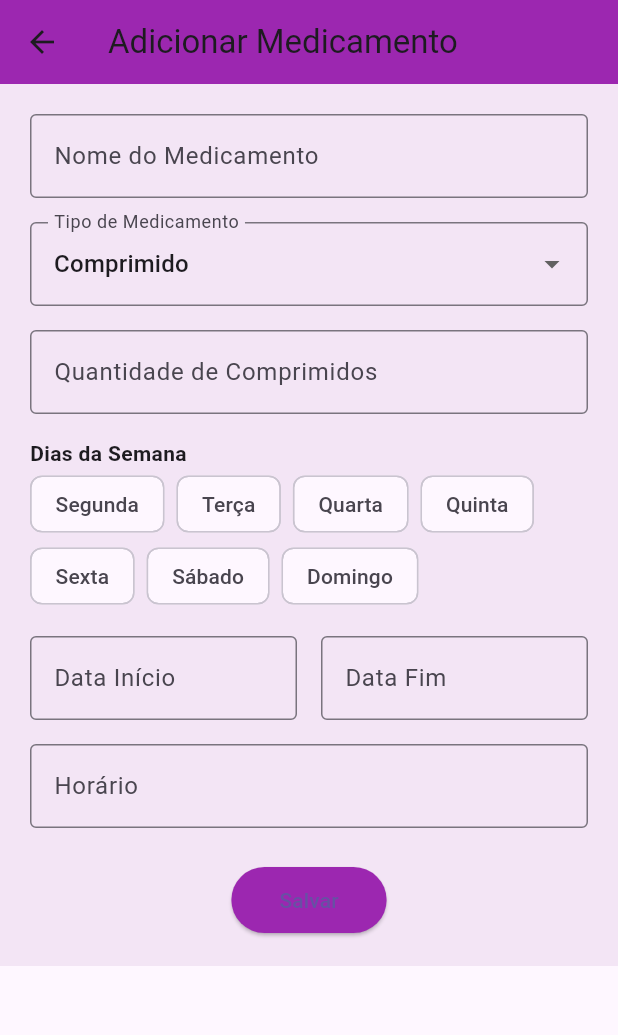
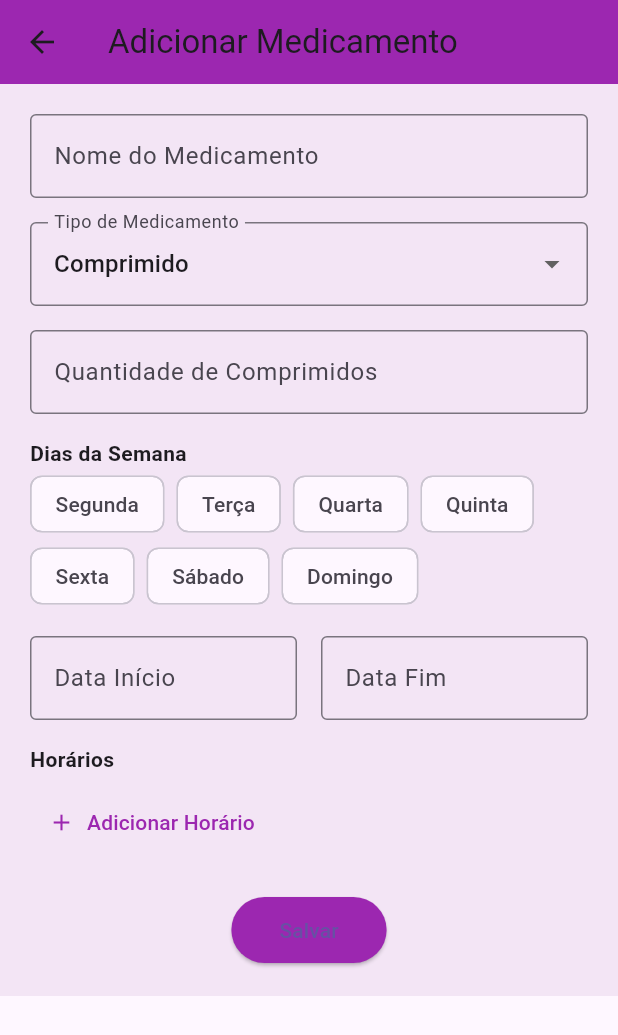
Before and after one commit to joae1234/TCC-MedicineBox, a Flutter app: the screen it shows after launch, after a tap on the "add" icon, on a phone screen of 412 x 824 dp. Shown: the top 1035 px of the screen. Run offline on Flutter 3.47's test engine with Material 3 defaults, Android fonts, the phone set to English and light mode, and no system bars.

Commit message:
feat: adição de horários

```diff
--- a/TCC-MedicineBox-testing/lib/screens/medication_form_page.dart
+++ b/TCC-MedicineBox-testing/lib/screens/medication_form_page.dart
@@ -22,7 +22,7 @@ class _MedicationFormPageState extends State<MedicationFormPage> {
   late List<String> _selectedDaysOfWeek; // Lista de dias selecionados
   DateTime? _startDate; // Data de início
   DateTime? _endDate; // Data de fim
-  TimeOfDay? _selectedTime; // Horário selecionado
+  late List<TimeOfDay> _selectedTimes; // Lista de horários
 
   @override
   void initState() {
@@ -40,12 +40,17 @@ class _MedicationFormPageState extends State<MedicationFormPage> {
     _selectedDaysOfWeek = widget.medication?['daysOfWeek']?.split(', ') ?? [];
     _startDate = widget.medication?['startDate'];
     _endDate = widget.medication?['endDate'];
-    _selectedTime = widget.medication?['time'] != null
-        ? TimeOfDay(
-            hour: int.parse(widget.medication!['time'].split(':')[0]),
-            minute: int.parse(widget.medication!['time'].split(':')[1]),
-          )
-        : null;
+    _selectedTimes = widget.medication?['times'] != null
+        ? (widget.medication!['times'] as List<dynamic>)
+            .map((time) {
+              final parts = time.split(':');
+              return TimeOfDay(
+                hour: int.parse(parts[0]),
+                minute: int.parse(parts[1]),
+              );
+            })
+            .toList()
+        : [];
   }
 
   @override
@@ -231,29 +236,41 @@ class _MedicationFormPageState extends State<MedicationFormPage> {
                 ),
                 const SizedBox(height: 16),
 
-                // Seleção de horário
-                TextFormField(
-                  readOnly: true,
-                  decoration: InputDecoration(
-                    labelText: 'Horário',
-                    border: OutlineInputBorder(),
-                  ),
-                  controller: TextEditingController(
-                    text: _selectedTime != null
-                        ? _selectedTime!.format(context)
-                        : '',
-                  ),
-                  onTap: () async {
+                // Seleção de horários
+                Text('Horários', style: TextStyle(fontWeight: FontWeight.bold)),
+                const SizedBox(height: 8),
+                Column(
+                  children: _selectedTimes
+                      .map((time) => ListTile(
+                            title: Text(time.format(context)),
+                            trailing: IconButton(
+                              icon: Icon(Icons.delete, color: Colors.red),
+                              onPressed: () {
+                                setState(() {
+                                  _selectedTimes.remove(time);
+                                });
+                              },
+                            ),
+                          ))
+                      .toList(),
+                ),
+                TextButton.icon(
+                  onPressed: () async {
                     final time = await showTimePicker(
                       context: context,
-                      initialTime: _selectedTime ?? TimeOfDay.now(),
+                      initialTime: TimeOfDay.now(),
                     );
                     if (time != null) {
                       setState(() {
-                        _selectedTime = time;
+                        _selectedTimes.add(time);
                       });
                     }
                   },
+                  icon: Icon(Icons.add, color: Colors.purple),
+                  label: Text(
+                    'Adicionar Horário',
+                    style: TextStyle(color: Colors.purple),
+                  ),
                 ),
                 const SizedBox(height: 24),
 
@@ -271,9 +288,9 @@ class _MedicationFormPageState extends State<MedicationFormPage> {
                           'daysOfWeek': _selectedDaysOfWeek.join(', '),
                           'startDate': _startDate,
                           'endDate': _endDate,
-                          'time': _selectedTime != null
-                              ? '${_selectedTime!.hour}:${_selectedTime!.minute}'
-                              : null,
+                          'times': _selectedTimes
+                              .map((time) => '${time.hour}:${time.minute}')
+                              .toList(),
                         };
                         Navigator.of(context).pop(medicationData);
                       }
--- a/TCC-MedicineBox-testing/lib/screens/medication_list_page.dart
+++ b/TCC-MedicineBox-testing/lib/screens/medication_list_page.dart
@@ -1,5 +1,6 @@
 import 'package:flutter/material.dart';
 import 'medication_form_page.dart';
+import 'package:intl/intl.dart'; // Para formatação de datas e horários
 
 class MedicationListPage extends StatefulWidget {
   @override
@@ -41,29 +42,70 @@ class _MedicationListPageState extends State<MedicationListPage> {
     return Scaffold(
       appBar: AppBar(
         title: Text('Lista de Medicamentos'),
+        backgroundColor: Colors.purple,
       ),
-      body: ListView.builder(
+      body: _medications.isEmpty
+          ? Center(
+              child: Text(
+                'Nenhum medicamento adicionado.',
+                style: TextStyle(color: Colors.grey, fontSize: 16),
+              ),
+            )
+      : ListView.builder(
         itemCount: _medications.length,
         itemBuilder: (context, index) {
           final medication = _medications[index];
-          return ListTile(
-            title: Text(medication['name']),
-            subtitle: Text(
+          return Card(
+                  margin: const EdgeInsets.all(8.0),
+                  elevation: 4,
+                  child: ListTile(
+                    contentPadding: const EdgeInsets.all(16.0),
+                    title: Text(
+                      medication['name'],
+                      style: const TextStyle(
+                        fontWeight: FontWeight.bold,
+                        fontSize: 18,
+                      ),
+                    ),
+                    subtitle: Column(
+                      crossAxisAlignment: CrossAxisAlignment.start,
+                      children: [
+                        Text(
                           medication['type'] == 'pill'
                               ? 'Comprimidos: ${medication['quantity']}'
                               : 'Dosagem: ${medication['dosage']} ml',
                         ),
+                        const SizedBox(height: 8),
+                        Text('Dias: ${medication['daysOfWeek']}'),
+                        const SizedBox(height: 8),
+                        Text(
+                          'Horários: ${medication['times'].map((t) {
+                            final parts = t.split(':');
+                            final formattedHour = parts[0].padLeft(2, '0');
+                            final formattedMinute = parts[1].padLeft(2, '0');
+                            return '$formattedHour:$formattedMinute';
+                          }).join(', ')}',
+                        ),
+                        if (medication['startDate'] != null &&
+                            medication['endDate'] != null)
+                          Text(
+                            'Período: ${DateFormat('dd/MM/yyyy').format(medication['startDate'])} - ${DateFormat('dd/MM/yyyy').format(medication['endDate'])}',
+                          ),
+                      ],
+                    ),
                     onTap: () => _addOrEditMedication(medication),
                     trailing: IconButton(
-              icon: Icon(Icons.delete),
+                      icon: const Icon(Icons.delete, color: Colors.red),
                       onPressed: () => _deleteMedication(medication),
+                    ),
                   ),
                 );
               },
             ),
       floatingActionButton: FloatingActionButton(
         onPressed: () => _addOrEditMedication(null),
-        child: Icon(Icons.add),
+        backgroundColor: Colors.purple,
+        child: const Icon(Icons.add),
       ),
     );
   }
```
Lines whose indentation alone changed are shown as unchanged.
